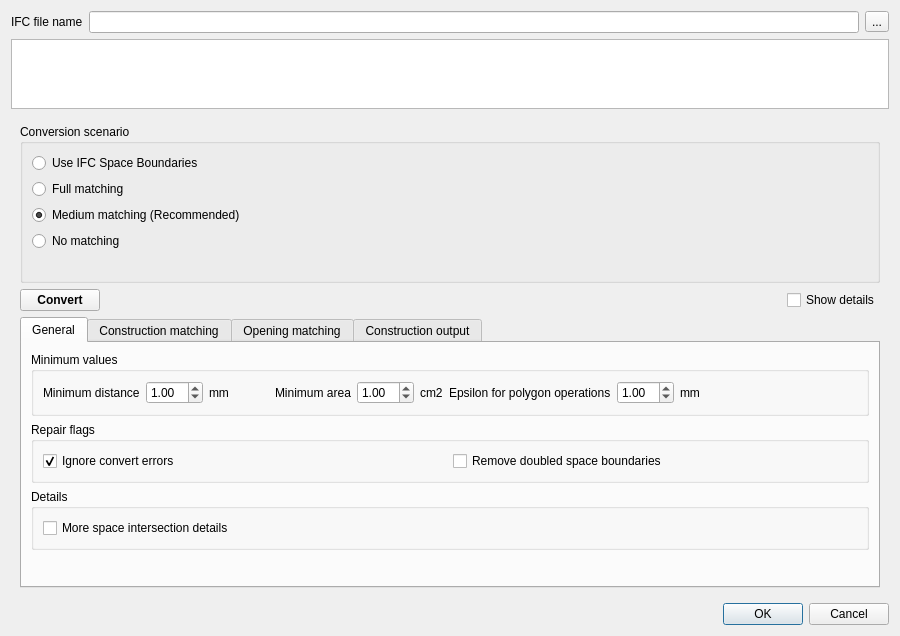
Above: externals/IFCImportPlugin/src/ImportIFCDialog.ui from hirseboy/IFC-Import-Plugin before the change. Below: the same form after it.
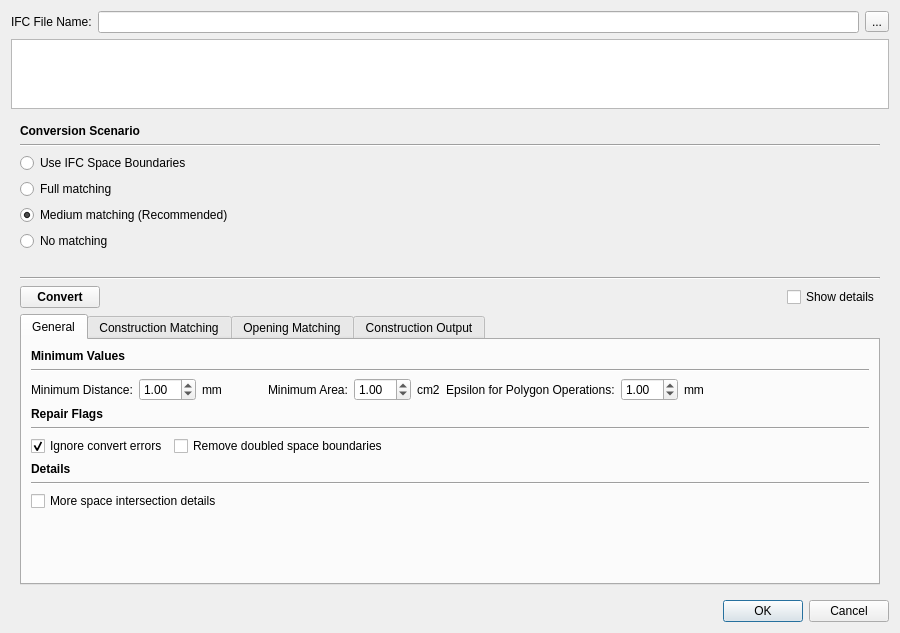
That is the form after the change.

The edit to the form file:
```diff
--- a/externals/IFCImportPlugin/src/ImportIFCDialog.ui
+++ b/externals/IFCImportPlugin/src/ImportIFCDialog.ui
@@ -19,7 +19,7 @@
      <item>
       <widget class="QLabel" name="label">
        <property name="text">
-        <string>IFC file name</string>
+        <string>IFC File Name:</string>
        </property>
       </widget>
      </item>
@@ -52,11 +52,27 @@
     <widget class="QWidget" name="widgetConvert" native="true">
      <layout class="QVBoxLayout" name="verticalLayoutConvert">
       <item>
-       <widget class="QGroupBox" name="groupBoxScenario">
-        <property name="title">
-         <string>Conversion scenario</string>
+       <widget class="QLabel" name="labelSectionScenario">
+        <property name="font">
+         <font>
+          <bold>true</bold>
+         </font>
         </property>
-        <layout class="QVBoxLayout" name="verticalLayoutScenario">
+        <property name="text">
+         <string>Conversion Scenario</string>
+        </property>
+       </widget>
+      </item>
+      <item>
+       <widget class="QFrame" name="lineScenario">
+        <property name="frameShape">
+         <enum>QFrame::Shape::HLine</enum>
+        </property>
+        <property name="frameShadow">
+         <enum>QFrame::Shadow::Sunken</enum>
+        </property>
+       </widget>
+      </item>
          <item>
           <widget class="QRadioButton" name="radioButtonScenarioSB">
            <property name="text">
@@ -98,7 +114,14 @@
            </property>
           </widget>
          </item>
-        </layout>
+      <item>
+       <widget class="QFrame" name="lineBeforeConvert">
+        <property name="frameShape">
+         <enum>QFrame::Shape::HLine</enum>
+        </property>
+        <property name="frameShadow">
+         <enum>QFrame::Shadow::Sunken</enum>
+        </property>
        </widget>
       </item>
       <item>
@@ -146,17 +169,35 @@
          <attribute name="title">
           <string>General</string>
          </attribute>
-         <layout class="QVBoxLayout" name="verticalLayout" stretch="0,0,0,1">
+         <layout class="QVBoxLayout" name="verticalLayoutGeneral" stretch="0,0,0,0,0,0,0,0,0,1">
           <item>
-           <widget class="QGroupBox" name="groupBox">
-            <property name="title">
-             <string>Minimum values</string>
+           <widget class="QLabel" name="labelSectionMinimumValues">
+            <property name="font">
+             <font>
+              <bold>true</bold>
+             </font>
             </property>
-            <layout class="QHBoxLayout" name="horizontalLayout_2">
+            <property name="text">
+             <string>Minimum Values</string>
+            </property>
+           </widget>
+          </item>
              <item>
-              <widget class="QLabel" name="label_9">
+           <widget class="QFrame" name="lineMinimumValues">
+            <property name="frameShape">
+             <enum>QFrame::Shape::HLine</enum>
+            </property>
+            <property name="frameShadow">
+             <enum>QFrame::Shadow::Sunken</enum>
+            </property>
+           </widget>
+          </item>
+          <item>
+           <layout class="QHBoxLayout" name="horizontalLayoutMinimumValues">
+            <item>
+             <widget class="QLabel" name="labelMinimumDistance">
                <property name="text">
-                <string>Minimum distance</string>
+               <string>Minimum Distance:</string>
                </property>
               </widget>
              </item>
@@ -168,14 +209,14 @@
               </widget>
              </item>
              <item>
-              <widget class="QLabel" name="label_11">
+             <widget class="QLabel" name="labelMinimumDistanceUnit">
                <property name="text">
                 <string>mm</string>
                </property>
               </widget>
              </item>
              <item>
-              <spacer name="horizontalSpacer_7">
+             <spacer name="horizontalSpacerMinDist">
                <property name="orientation">
                 <enum>Qt::Horizontal</enum>
                </property>
@@ -191,9 +232,9 @@
               </spacer>
              </item>
              <item>
-              <widget class="QLabel" name="label_10">
+             <widget class="QLabel" name="labelMinimumArea">
                <property name="text">
-                <string>Minimum area</string>
+               <string>Minimum Area:</string>
                </property>
               </widget>
              </item>
@@ -205,16 +246,16 @@
               </widget>
              </item>
              <item>
-              <widget class="QLabel" name="label_12">
+             <widget class="QLabel" name="labelMinimumAreaUnit">
                <property name="text">
                 <string>cm2</string>
                </property>
               </widget>
              </item>
              <item>
-              <widget class="QLabel" name="label_18">
+             <widget class="QLabel" name="labelPolygonEpsilon">
                <property name="text">
-                <string>Epsilon for polygon operations</string>
+               <string>Epsilon for Polygon Operations:</string>
                </property>
               </widget>
              </item>
@@ -226,14 +267,14 @@
               </widget>
              </item>
              <item>
-              <widget class="QLabel" name="label_19">
+             <widget class="QLabel" name="labelPolygonEpsilonUnit">
                <property name="text">
                 <string>mm</string>
                </property>
               </widget>
              </item>
              <item>
-              <spacer name="horizontalSpacer_6">
+             <spacer name="horizontalSpacerMinValues">
                <property name="orientation">
                 <enum>Qt::Horizontal</enum>
                </property>
@@ -246,28 +287,32 @@
               </spacer>
              </item>
             </layout>
-           </widget>
           </item>
           <item>
-           <widget class="QGroupBox" name="groupBoxRepaiFlags">
-            <property name="sizePolicy">
-             <sizepolicy hsizetype="MinimumExpanding" vsizetype="Preferred">
-              <horstretch>0</horstretch>
-              <verstretch>0</verstretch>
-             </sizepolicy>
+           <widget class="QLabel" name="labelSectionRepairFlags">
+            <property name="font">
+             <font>
+              <bold>true</bold>
+             </font>
             </property>
-            <property name="title">
-             <string>Repair flags</string>
-            </property>
-            <layout class="QGridLayout" name="gridLayout_3">
-             <item row="0" column="1">
-              <widget class="QCheckBox" name="checkBoxRemoveDoubleSBs">
                <property name="text">
-                <string>Remove doubled space boundaries</string>
+             <string>Repair Flags</string>
                </property>
               </widget>
              </item>
-             <item row="0" column="0">
+          <item>
+           <widget class="QFrame" name="lineRepairFlags">
+            <property name="frameShape">
+             <enum>QFrame::Shape::HLine</enum>
+            </property>
+            <property name="frameShadow">
+             <enum>QFrame::Shadow::Sunken</enum>
+            </property>
+           </widget>
+          </item>
+          <item>
+           <layout class="QHBoxLayout" name="horizontalLayoutRepairFlags">
+            <item>
               <widget class="QCheckBox" name="checkBoxIgnorErrors">
                <property name="toolTip">
                 <string>If checked all errors will be ignored and the finish button will be enabled</string>
@@ -280,43 +325,73 @@
                </property>
               </widget>
              </item>
-            </layout>
+            <item>
+             <widget class="QCheckBox" name="checkBoxRemoveDoubleSBs">
+              <property name="text">
+               <string>Remove doubled space boundaries</string>
+              </property>
            </widget>
           </item>
           <item>
-           <widget class="QGroupBox" name="groupBoxDetails">
-            <property name="sizePolicy">
-             <sizepolicy hsizetype="Preferred" vsizetype="MinimumExpanding">
-              <horstretch>0</horstretch>
-              <verstretch>0</verstretch>
-             </sizepolicy>
-            </property>
-            <property name="title">
+             <spacer name="horizontalSpacerRepairFlags">
+              <property name="orientation">
+               <enum>Qt::Orientation::Horizontal</enum>
+              </property>
+              <property name="sizeHint" stdset="0">
+               <size>
+                <width>40</width>
+                <height>20</height>
+               </size>
+              </property>
+             </spacer>
+            </item>
+           </layout>
+          </item>
+          <item>
+           <widget class="QLabel" name="labelSectionDetails">
+            <property name="font">
+             <font>
+              <bold>true</bold>
+             </font>
+            </property>
+            <property name="text">
              <string>Details</string>
             </property>
-            <layout class="QGridLayout" name="gridLayout_7">
-             <item row="0" column="1">
-              <spacer name="horizontalSpacer_5">
-               <property name="orientation">
-                <enum>Qt::Horizontal</enum>
-               </property>
-               <property name="sizeHint" stdset="0">
-                <size>
-                 <width>389</width>
-                 <height>20</height>
-                </size>
-               </property>
-              </spacer>
-             </item>
-             <item row="0" column="0">
+           </widget>
+          </item>
+          <item>
+           <widget class="QFrame" name="lineDetails">
+            <property name="frameShape">
+             <enum>QFrame::Shape::HLine</enum>
+            </property>
+            <property name="frameShadow">
+             <enum>QFrame::Shadow::Sunken</enum>
+            </property>
+           </widget>
+          </item>
+          <item>
+           <layout class="QHBoxLayout" name="horizontalLayoutDetails">
+            <item>
               <widget class="QCheckBox" name="checkBoxSpaceIntersectionDetails">
                <property name="text">
                 <string>More space intersection details</string>
                </property>
               </widget>
              </item>
-            </layout>
-           </widget>
+            <item>
+             <spacer name="horizontalSpacerDetails">
+              <property name="orientation">
+               <enum>Qt::Orientation::Horizontal</enum>
+              </property>
+              <property name="sizeHint" stdset="0">
+               <size>
+                <width>40</width>
+                <height>20</height>
+               </size>
+              </property>
+             </spacer>
+            </item>
+           </layout>
           </item>
           <item>
            <spacer name="verticalSpacer_2">
@@ -335,7 +410,7 @@
         </widget>
         <widget class="QWidget" name="tabConstructionMatching">
          <attribute name="title">
-          <string>Construction matching</string>
+          <string>Construction Matching</string>
          </attribute>
          <layout class="QGridLayout" name="gridLayout_4">
           <item row="1" column="4">
@@ -478,7 +553,7 @@
         </widget>
         <widget class="QWidget" name="tabOpeningMatching">
          <attribute name="title">
-          <string>Opening matching</string>
+          <string>Opening Matching</string>
          </attribute>
          <layout class="QGridLayout" name="gridLayout_5">
           <item row="0" column="0">
@@ -535,7 +610,7 @@
         </widget>
         <widget class="QWidget" name="tabConstructionOutput">
          <attribute name="title">
-          <string>Construction output</string>
+          <string>Construction Output</string>
          </attribute>
          <layout class="QGridLayout" name="gridLayout_6">
           <item row="0" column="4">
```
Left out of the diff: 338 changed lines with no effect on the pictures. Lines whose indentation alone changed are shown as unchanged.
